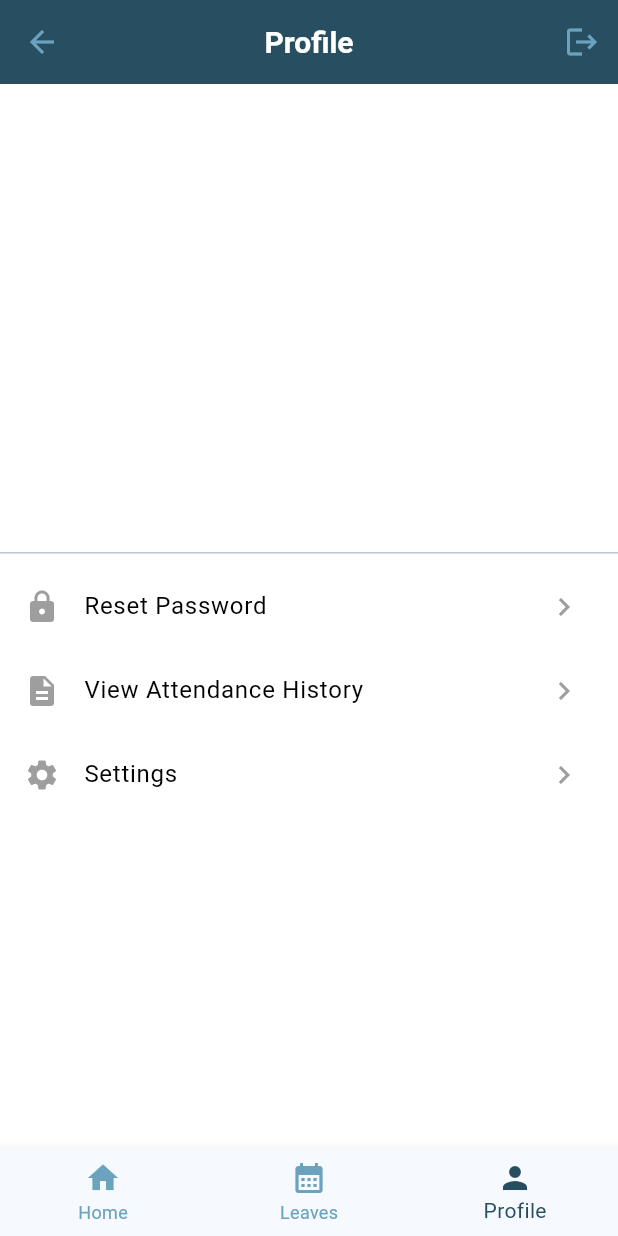
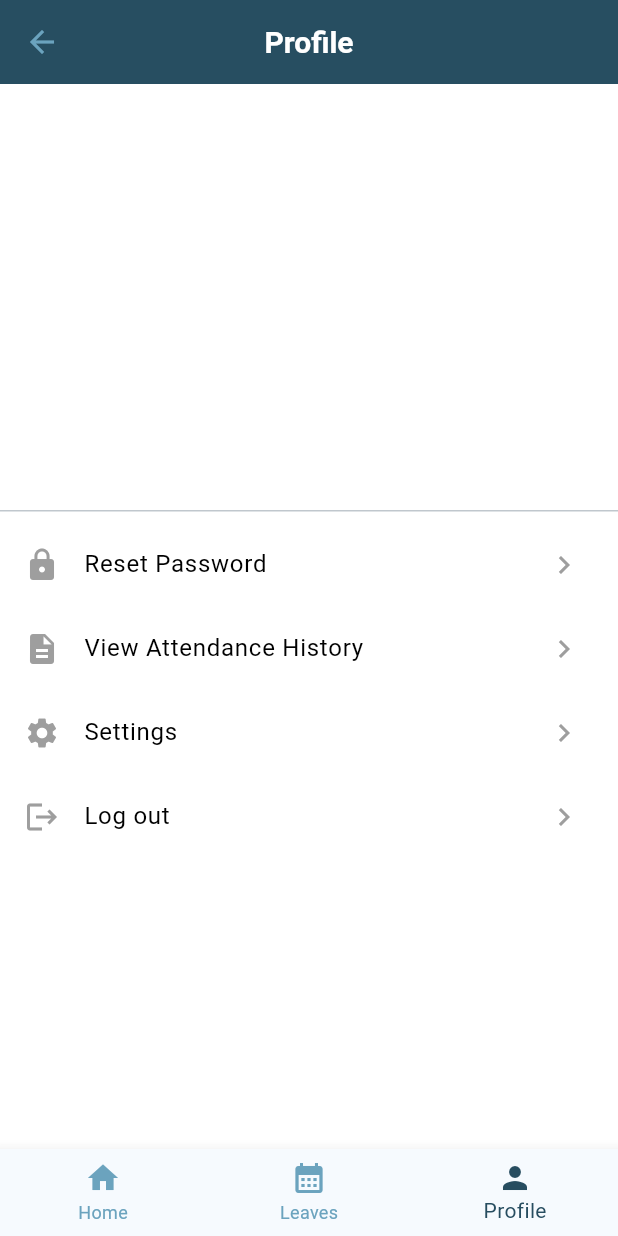
Before and after one commit to noura2tarek/gps-attendance-system, a Flutter app: the HomeLayout screen opened by its route, item 3 of the bottom bar chosen, on a phone screen of 412 x 824 dp. Run offline on Flutter 3.47's test engine with Material 3 defaults, Android fonts, the phone set to English and light mode, and no system bars; our stand-ins replace bloc, calendar_timeline, cloud_firestore, equatable, firebase_auth, firebase_core and 5 more; accounts and stored records are empty; generated files the repository leaves out were written again; Roboto replaces fonts that are missing (Lora); statements that could not run were skipped.

Commit message:
Edit log out button

```diff
--- a/lib/app/view/app.dart
+++ b/lib/app/view/app.dart
@@ -27,6 +27,7 @@ import 'package:gps_attendance_system/presentation/screens/auth/add_user_page.da
 import 'package:gps_attendance_system/presentation/screens/auth/login_page.dart';
 import 'package:gps_attendance_system/presentation/screens/home/check_in.dart';
 import 'package:gps_attendance_system/presentation/screens/leaves/request_leave_Page.dart';
+import 'package:gps_attendance_system/presentation/screens/profile/widgets/reset_password.dart';
 import 'package:gps_attendance_system/presentation/screens/settings/settings_page.dart';
 import 'package:gps_attendance_system/presentation/screens/user_layout/home_layout.dart';
 
@@ -124,6 +125,10 @@ Route<dynamic>? onGenerateRoute(RouteSettings settings) {
       return MaterialPageRoute(
         builder: (context) => const AddUserPage(),
       );
+    case AppRoutes.resetPassword:
+      return MaterialPageRoute(
+        builder: (context) => const ResetPasswordScreen(),
+      );
     case AppRoutes.userDetailsRoute:
       UserModel user = settings.arguments! as UserModel;
       return MaterialPageRoute(
--- a/lib/core/app_routes.dart
+++ b/lib/core/app_routes.dart
@@ -15,4 +15,5 @@ class AppRoutes {
   static const String userDetailsRoute = '/user-details';
   static const String homeLayoutRoute = '/home-layout';
   static const String pendingLeaveDetails = '/pending-leave-details';
+  static const String resetPassword = '/reset-password';
 }
--- a/lib/presentation/screens/profile/profile_page.dart
+++ b/lib/presentation/screens/profile/profile_page.dart
@@ -1,9 +1,9 @@
 import 'package:firebase_auth/firebase_auth.dart';
 import 'package:flutter/material.dart';
+import 'package:gps_attendance_system/blocs/auth/auth_cubit.dart';
 import 'package:gps_attendance_system/core/app_routes.dart';
 import 'package:gps_attendance_system/core/models/user_model.dart';
 import 'package:gps_attendance_system/core/services/user_services.dart';
-import 'package:gps_attendance_system/presentation/screens/profile/widgets/reset_password.dart';
 
 class ProfilePage extends StatefulWidget {
   const ProfilePage({
@@ -64,24 +64,19 @@ class _ProfilePageState extends State<ProfilePage> {
             ListView(
               shrinkWrap: true,
               children: [
-                ListTile(
-                  leading: const Icon(Icons.lock, color: Colors.grey),
-                  title: const Text('Reset Password'),
+                CustomListTile(
+                  title: 'Reset Password',
+                  leadingIcon: Icons.lock,
                   onTap: () {
-                    Navigator.push(
+                    Navigator.pushNamed(
                       context,
-                      MaterialPageRoute<ResetPasswordScreen>(
-                        builder: (context) {
-                          return const ResetPasswordScreen();
-                        },
-                      ),
+                      AppRoutes.resetPassword,
                     );
                   },
-                  trailing: const Icon(Icons.chevron_right, color: Colors.grey),
                 ),
-                ListTile(
-                  leading: const Icon(Icons.description, color: Colors.grey),
-                  title: const Text('View Attendance History'),
+                CustomListTile(
+                  title: 'View Attendance History',
+                  leadingIcon: Icons.description,
                   onTap: () {
                     Navigator.pushNamed(
                       context,
@@ -89,21 +84,25 @@ class _ProfilePageState extends State<ProfilePage> {
                       AppRoutes.userDetailsRoute,
                     );
                   },
-                  trailing: const Icon(
-                    Icons.chevron_right,
-                    color: Colors.grey,
-                  ),
                 ),
-                ListTile(
-                  leading: const Icon(Icons.settings, color: Colors.grey),
-                  title: const Text('Settings'),
+                CustomListTile(
+                  title: 'Settings',
+                  leadingIcon: Icons.settings,
                   onTap: () {
-                    Navigator.pushNamed(
+                    Navigator.pushNamed(context, AppRoutes.settings);
+                  },
+                ),
+                CustomListTile(
+                  title: 'Log out',
+                  leadingIcon: Icons.logout,
+                  onTap: () {
+                    AuthCubit.get(context).logout();
+                    Navigator.pushNamedAndRemoveUntil(
                       context,
-                      AppRoutes.settings,
+                      AppRoutes.login,
+                      (_) => false,
                     );
                   },
-                  trailing: const Icon(Icons.chevron_right, color: Colors.grey),
                 ),
               ],
             ),
@@ -113,3 +112,27 @@ class _ProfilePageState extends State<ProfilePage> {
     );
   }
 }
+///////////////////////////////
+
+class CustomListTile extends StatelessWidget {
+  const CustomListTile({
+    required this.title,
+    required this.leadingIcon,
+    super.key,
+    this.onTap,
+  });
+
+  final String title;
+  final IconData leadingIcon;
+  final void Function()? onTap;
+
+  @override
+  Widget build(BuildContext context) {
+    return ListTile(
+      leading: Icon(leadingIcon, color: Colors.grey),
+      title: Text(title),
+      onTap: onTap,
+      trailing: const Icon(Icons.chevron_right, color: Colors.grey),
+    );
+  }
+}
--- a/lib/presentation/screens/user_layout/home_layout.dart
+++ b/lib/presentation/screens/user_layout/home_layout.dart
@@ -1,6 +1,4 @@
 import 'package:flutter/material.dart';
-import 'package:gps_attendance_system/blocs/auth/auth_cubit.dart';
-import 'package:gps_attendance_system/core/app_routes.dart';
 import 'package:gps_attendance_system/presentation/screens/home/check_in.dart';
 import 'package:gps_attendance_system/presentation/screens/leaves/leaves_page.dart';
 import 'package:gps_attendance_system/presentation/screens/profile/profile_page.dart';
@@ -32,21 +30,6 @@ class _HomeLayoutState extends State<HomeLayout> {
     return Scaffold(
       appBar: AppBar(
         title: Text(titles[_currentIndex]),
-        actions: [
-          // log out button
-          // move from here----
-          IconButton(
-            onPressed: () {
-              AuthCubit.get(context).logout();
-              Navigator.pushNamedAndRemoveUntil(
-                context,
-                AppRoutes.login,
-                (route) => false,
-              );
-            },
-            icon: const Icon(Icons.logout),
-          ),
-        ],
       ),
       bottomNavigationBar: BottomNavigationBar(
         currentIndex: _currentIndex,
```
